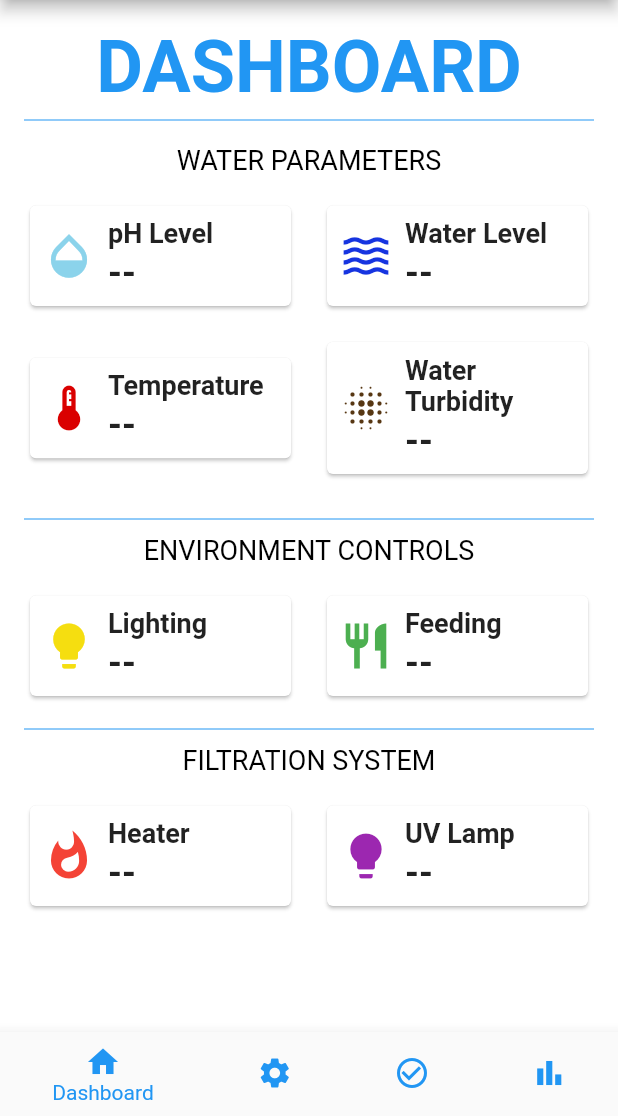
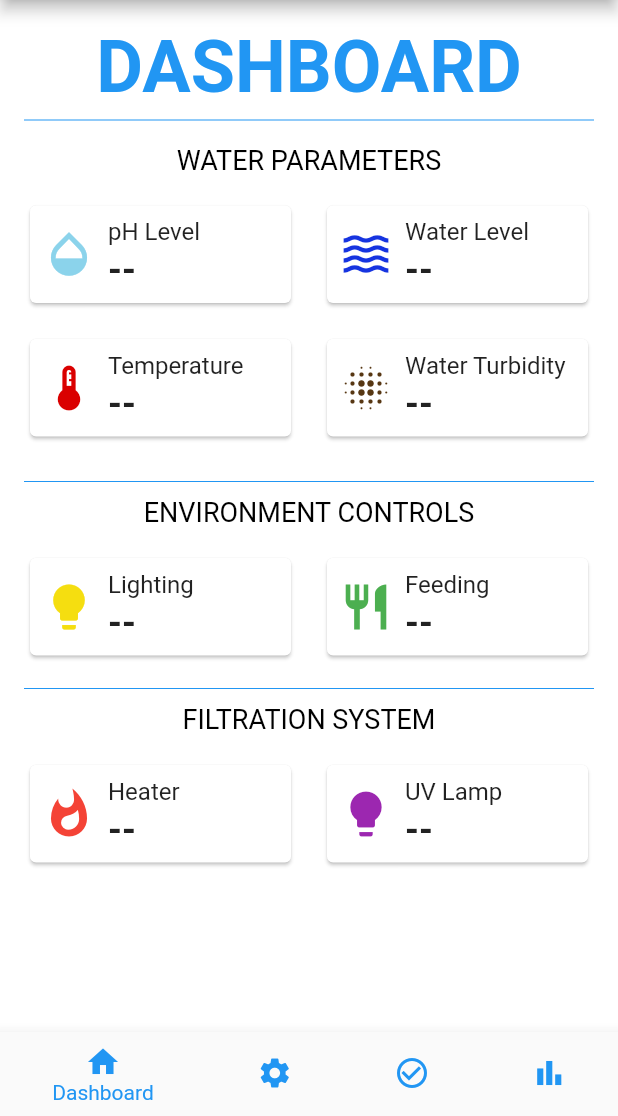
Before and after one commit to gabwrel/AquasenseMobileApp, a Flutter app: the screen it shows after launch, on a phone screen of 412 x 824 dp, the part 120-1236 px from its top. Run offline on Flutter 3.47's test engine with Material 2 defaults, Android fonts, the light colour scheme and no system bars; our stand-ins replace firebase_core, firebase_database, flutter_spinkit, sqflite; accounts and stored records are empty.

Commit message:
box item colors

```diff
--- a/lib/dashboard_page.dart
+++ b/lib/dashboard_page.dart
@@ -14,6 +14,7 @@ class _DashboardPageState extends State<DashboardPage> {
   double? waterLevel;
   double? waterTemp;
   double? waterTurbidity;
+  double? phConfig; // Added phConfig variable
 
   late DatabaseReference databaseRef;
 
@@ -55,6 +56,15 @@ class _DashboardPageState extends State<DashboardPage> {
         double waterTurbidityValue = double.parse(event.snapshot.value.toString());
         setState(() {
           waterTurbidity = waterTurbidityValue;
+        });
+      }
+    });
+
+    databaseRef.child('PARAMETERS_CONFIG').child('ph_CONFIG').onValue.listen((event) {
+      if (event.snapshot.value != null) {
+        double phConfigValue = double.parse(event.snapshot.value.toString());
+        setState(() {
+          phConfig = phConfigValue;
         });
       }
     });
@@ -194,6 +204,8 @@ class _DashboardPageState extends State<DashboardPage> {
                     iconColor: Color.fromRGBO(139, 211, 235, 1),
                     title: 'pH Level',
                     value: pH?.toStringAsFixed(1) ?? '--',
+                    phValue: pH,
+                    phConfig: phConfig,
                   ),
                 ),
                 SizedBox(width: 16),
@@ -307,6 +319,8 @@ class BoxItem extends StatelessWidget {
   final String title;
   final String value;
   final Color? iconColor;
+  final double? phValue;
+  final double? phConfig;
 
   const BoxItem({
     Key? key,
@@ -314,11 +328,29 @@ class BoxItem extends StatelessWidget {
     required this.title,
     required this.value,
     this.iconColor,
+    this.phValue,
+    this.phConfig,
   }) : super(key: key);
 
   @override
   Widget build(BuildContext context) {
+    // Calculate the pH difference
+    double? difference = phValue != null && phConfig != null ? (phValue! - phConfig!).abs() : null;
+
+    // Set the background color based on the pH difference
+    Color? backgroundColor;
+    if (difference != null) {
+      if (difference <= 1) {
+        backgroundColor = Colors.green; // Within +- 1
+      } else if (difference > 1.5 && difference < 1.99) {
+        backgroundColor = Colors.orange; // Within +- 1.5
+      } else if (difference >= 2) {
+        backgroundColor = Colors.red; // 2 or more
+      }
+    }
+
     return Card(
+      color: backgroundColor,
       child: Padding(
         padding: const EdgeInsets.all(8),
         child: Row(
@@ -333,8 +365,8 @@ class BoxItem extends StatelessWidget {
                   Text(
                     title,
                     style: const TextStyle(
-                      fontSize: 18,
-                      fontWeight: FontWeight.bold,
+                      fontSize: 16,
+                      fontWeight: FontWeight.normal,
                     ),
                   ),
                   const SizedBox(height: 2),
```
